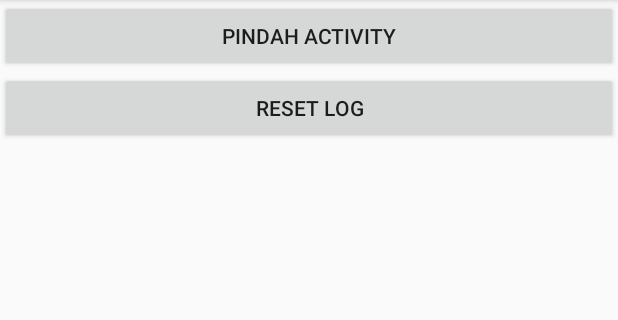
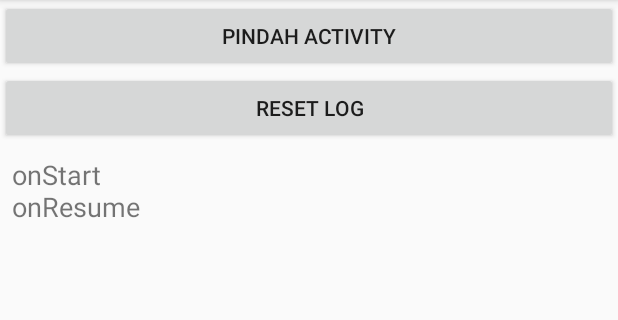
Before and after one commit to DhytoDev/codelabs-kuliah-android-2017, an Android app: the screen it shows after launch (MainActivity), on a phone screen of 412 x 824 dp, the part 84-404 px from its top. Run offline under Robolectric (Android 15) with nearby library versions, the phone set to English and light mode, and no system bars.

Commit message:
1-ActivityLifeCycle / override semua method activity lifecycle kemudian cetak setiap perubahan state ke textview mLifecycleStatus dan logcat

```diff
--- a/1-ActivityLifeCycle/app/src/main/java/com/dhytodev/activitylifecycle/MainActivity.java
+++ b/1-ActivityLifeCycle/app/src/main/java/com/dhytodev/activitylifecycle/MainActivity.java
@@ -11,6 +11,14 @@ public class MainActivity extends AppCompatActivity {
 
     private TextView mLifecycleStatus ;
 
+    private static final String ON_CREATE = "onCreate";
+    private static final String ON_START = "onStart";
+    private static final String ON_RESUME = "onResume";
+    private static final String ON_PAUSE = "onPause";
+    private static final String ON_STOP = "onStop";
+    private static final String ON_RESTART = "onRestart";
+    private static final String ON_DESTROY = "onDestroy";
+
     @Override
     protected void onCreate(Bundle savedInstanceState) {
         super.onCreate(savedInstanceState);
@@ -19,6 +27,42 @@ public class MainActivity extends AppCompatActivity {
         mLifecycleStatus = (TextView) findViewById(R.id.tv_lifecycle_events_display);
     }
 
+    @Override
+    protected void onStart() {
+        super.onStart();
+        logAndAppend(ON_START);
+    }
+
+    @Override
+    protected void onResume() {
+        super.onResume();
+        logAndAppend(ON_RESUME);
+    }
+
+    @Override
+    protected void onPause() {
+        super.onPause();
+        logAndAppend(ON_PAUSE);
+    }
+
+    @Override
+    protected void onStop() {
+        super.onStop();
+        logAndAppend(ON_STOP);
+    }
+
+    @Override
+    protected void onRestart() {
+        super.onRestart();
+        logAndAppend(ON_RESTART);
+    }
+
+    @Override
+    protected void onDestroy() {
+        super.onDestroy();
+        logAndAppend(ON_DESTROY);
+    }
+
     private void logAndAppend(String lifecycleStatus) {
         Log.d(TAG, "Lifecycle Event: " + lifecycleStatus);
         mLifecycleStatus.append(lifecycleStatus + "\n");
```
